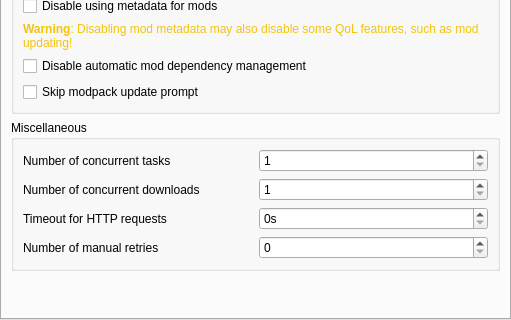
First picture: the form in launcher/ui/pages/global/LauncherPage.ui, repository FreesmTeam/FreesmLauncher, before the edit; both pictures show x 0 to 511 and y 371 to 691 of the 511 by 691 pixel window.
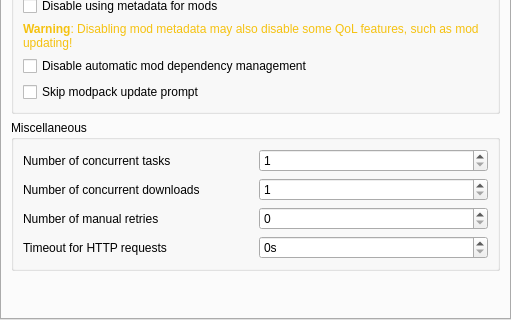
Second picture: the form after the edit. Custom widgets are drawn as their Qt base class.

Commit message:
ui: swap timeoutSecondsLabel and numberOfManualRetriesLabel order
fixes: 9a27118d4c7b5a63c431d79d20dba2a3224a158b
conflicted with 92a1459efe8819b4dd3248dab9237449dbd0052d

Patch:
```diff
--- a/launcher/ui/pages/global/LauncherPage.ui
+++ b/launcher/ui/pages/global/LauncherPage.ui
@@ -291,6 +291,20 @@
            </widget>
           </item>
           <item row="2" column="0">
+           <widget class="QLabel" name="numberOfManualRetriesLabel">
+            <property name="text">
+             <string>Number of manual retries</string>
+            </property>
+           </widget>
+          </item>
+          <item row="2" column="1">
+           <widget class="QSpinBox" name="numberOfManualRetriesSpinBox">
+            <property name="minimum">
+             <number>0</number>
+            </property>
+           </widget>
+          </item>
+          <item row="3" column="0">
            <widget class="QLabel" name="timeoutSecondsLabel">
             <property name="toolTip">
              <string>Seconds to wait until the requests are terminated</string>
@@ -300,27 +314,13 @@
             </property>
            </widget>
           </item>
-          <item row="2" column="1">
+          <item row="3" column="1">
            <widget class="QSpinBox" name="timeoutSecondsSpinBox">
             <property name="suffix">
              <string>s</string>
             </property>
            </widget>
           </item>
-          <item row="3" column="0">
-           <widget class="QLabel" name="numberOfManualRetriesLabel">
-            <property name="text">
-             <string>Number of manual retries</string>
-            </property>
-           </widget>
-          </item>
-          <item row="3" column="1">
-           <widget class="QSpinBox" name="numberOfManualRetriesSpinBox">
-            <property name="minimum">
-             <number>0</number>
-            </property>
-           </widget>
-          </item>
          </layout>
         </widget>
        </item>
```
